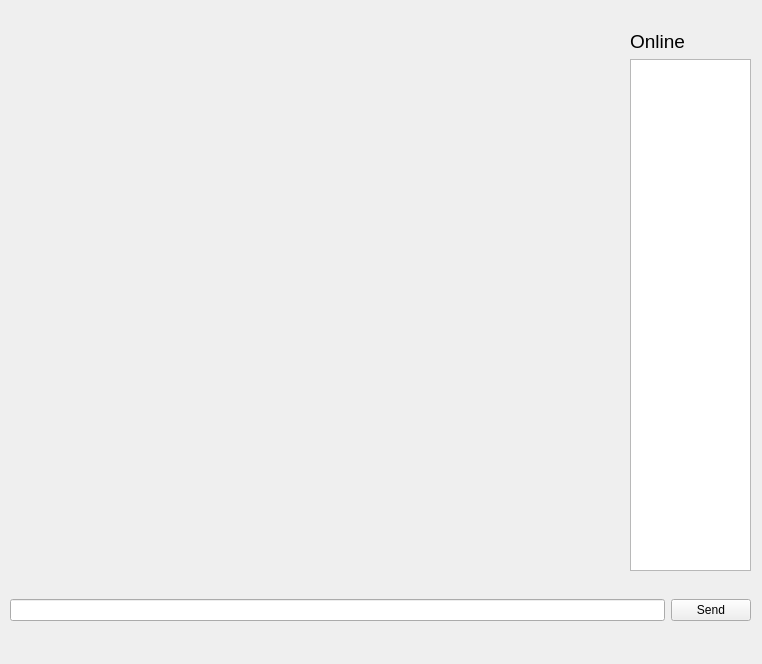
First picture: the form in src/ui/main.ui, repository SSS-Says-Snek/hisock-voip-app, before the edit.
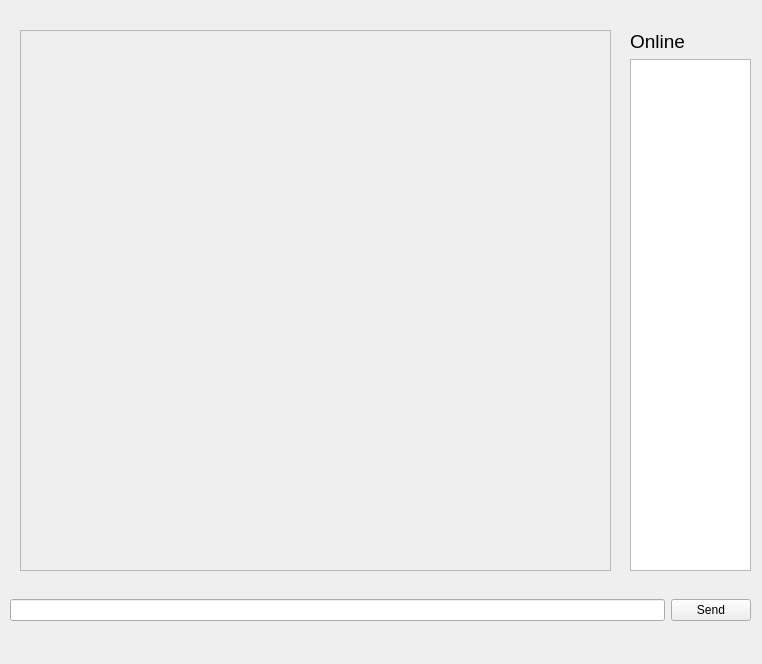
Second picture: the form after the edit.

Diff of the .ui file:
```diff
--- a/src/ui/main.ui
+++ b/src/ui/main.ui
@@ -64,20 +64,32 @@
      </item>
     </layout>
    </widget>
-   <widget class="QWidget" name="verticalLayoutWidget">
+   <widget class="QScrollArea" name="message_scrollarea">
     <property name="geometry">
      <rect>
-      <x>30</x>
-      <y>70</y>
-      <width>571</width>
-      <height>501</height>
+      <x>20</x>
+      <y>30</y>
+      <width>591</width>
+      <height>541</height>
      </rect>
     </property>
-    <layout class="QVBoxLayout" name="messages">
-     <property name="sizeConstraint">
-      <enum>QLayout::SetMinimumSize</enum>
+    <property name="widgetResizable">
+     <bool>true</bool>
+    </property>
+    <property name="alignment">
+     <set>Qt::AlignLeading|Qt::AlignLeft|Qt::AlignTop</set>
+    </property>
+    <widget class="QWidget" name="widget">
+     <property name="geometry">
+      <rect>
+       <x>0</x>
+       <y>0</y>
+       <width>589</width>
+       <height>539</height>
+      </rect>
      </property>
-    </layout>
+     <layout class="QVBoxLayout" name="messages"/>
+    </widget>
    </widget>
   </widget>
  </widget>
```
